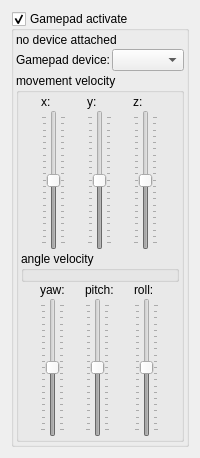
buddhi1980/mandelbulber2, file mandelbulber2/qt/dock_gamepad.ui: the form before one commit.
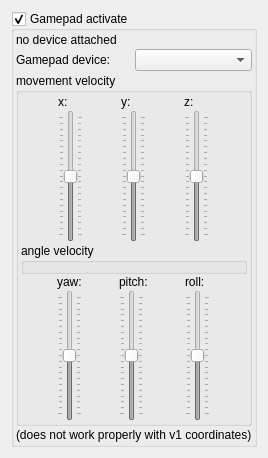
The form after the commit. Custom widgets are drawn as their Qt base class.

Commit message:
added info message - gamepad with v1 coordinates
see also #184

The edit to the form file:
```diff
--- a/mandelbulber2/qt/dock_gamepad.ui
+++ b/mandelbulber2/qt/dock_gamepad.ui
@@ -332,6 +332,13 @@
         </layout>
        </widget>
       </item>
+      <item>
+       <widget class="QLabel" name="label_gamepad_v1_info">
+        <property name="text">
+         <string>(does not work properly with v1 coordinates)</string>
+        </property>
+       </widget>
+      </item>
      </layout>
     </widget>
    </item>
```
